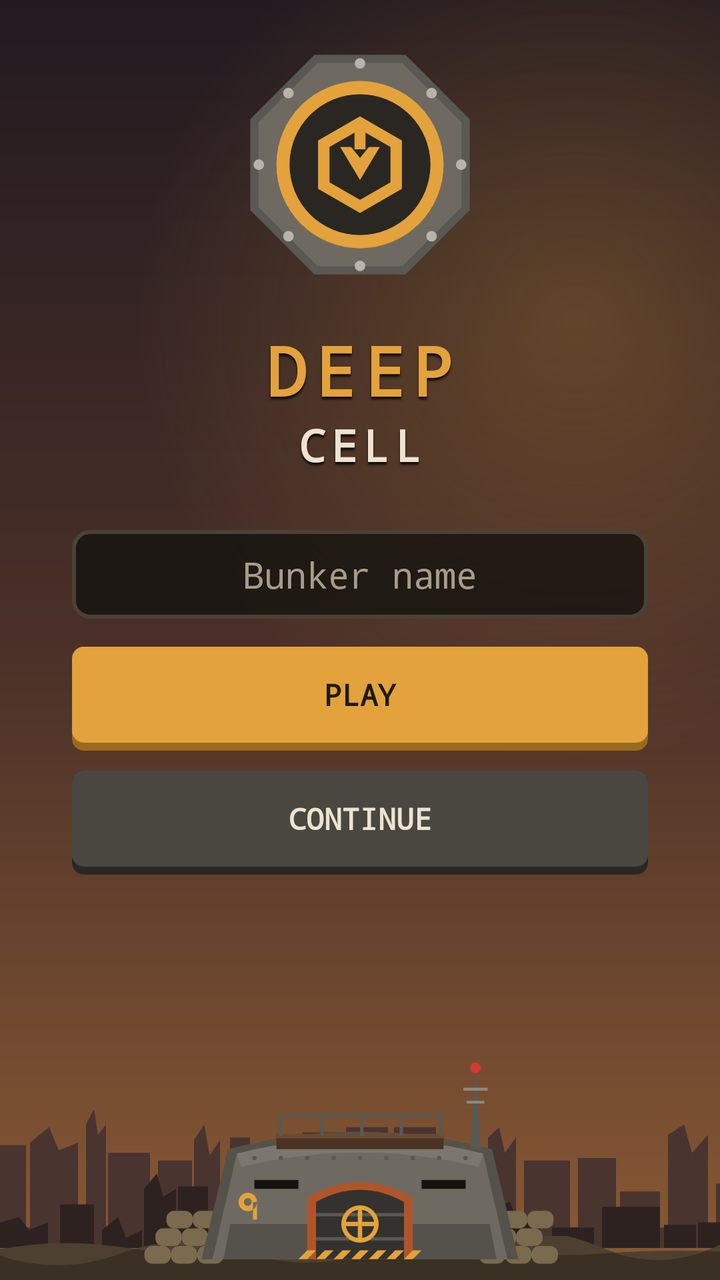
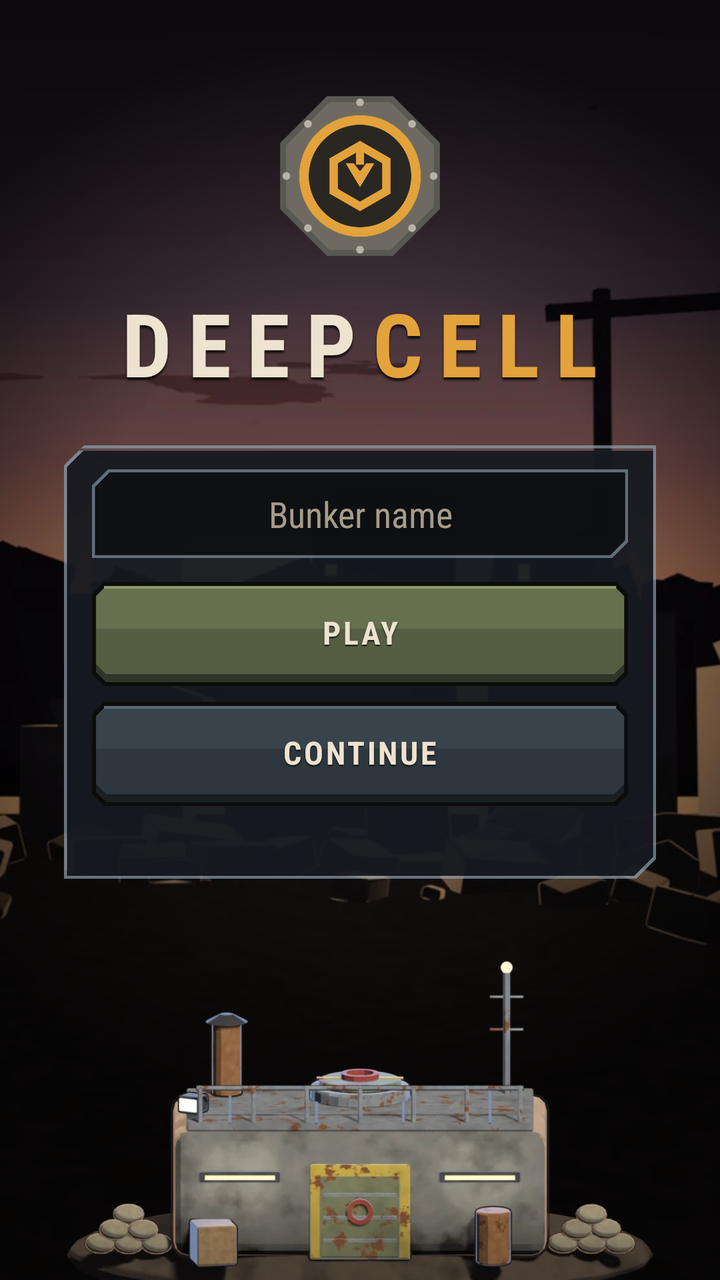

An Android layout rendered at two revisions. The XML below is the earlier revision; the diff shows what the commit changed to produce the second picture.
<!-- AndroidManifest.xml: application theme Theme.Deepcell -->
<!-- res/layout/activity_main.xml -->
<?xml version="1.0" encoding="utf-8"?>
<FrameLayout xmlns:android="http://schemas.android.com/apk/res/android"
    android:layout_width="match_parent"
    android:layout_height="match_parent"
    android:background="@drawable/bg_sky"
    android:fitsSystemWindows="true">

    
    <ImageView
        android:layout_width="match_parent"
        android:layout_height="90dp"
        android:layout_gravity="bottom"
        android:layout_marginBottom="16dp"
        android:importantForAccessibility="no"
        android:scaleType="fitXY"
        android:src="@drawable/bg_skyline" />

    <ImageView
        android:layout_width="match_parent"
        android:layout_height="22dp"
        android:layout_gravity="bottom"
        android:importantForAccessibility="no"
        android:scaleType="fitXY"
        android:src="@drawable/bg_ground_edge" />

    <ImageView
        android:layout_width="@dimen/bunker_width"
        android:layout_height="@dimen/bunker_height"
        android:layout_gravity="bottom|center_horizontal"
        android:layout_marginBottom="6dp"
        android:importantForAccessibility="no"
        android:src="@drawable/ic_bunker" />

    <LinearLayout
        android:layout_width="match_parent"
        android:layout_height="wrap_content"
        android:layout_gravity="center"
        android:layout_marginBottom="80dp"
        android:gravity="center_horizontal"
        android:orientation="vertical"
        android:paddingStart="36dp"
        android:paddingEnd="36dp">

        <ImageView
            android:id="@+id/logo"
            android:layout_width="132dp"
            android:layout_height="132dp"
            android:contentDescription="@string/app_name"
            android:src="@drawable/ic_logo" />

        <TextView
            style="@style/BunkerTitle"
            android:layout_width="wrap_content"
            android:layout_height="wrap_content"
            android:layout_marginTop="14dp"
            android:text="@string/title_line_1" />

        <TextView
            style="@style/BunkerTitle"
            android:layout_width="wrap_content"
            android:layout_height="wrap_content"
            android:text="@string/title_line_2"
            android:textColor="@color/text_main"
            android:textSize="22sp" />

        <EditText
            android:id="@+id/bunkerNameInput"
            android:layout_width="match_parent"
            android:layout_height="wrap_content"
            android:layout_marginTop="28dp"
            android:autofillHints="name"
            android:background="@drawable/bg_field"
            android:fontFamily="monospace"
            android:gravity="center"
            android:hint="@string/bunker_name_hint"
            android:inputType="textCapWords"
            android:maxLength="20"
            android:textColor="@color/text_main"
            android:textColorHint="@color/text_dim" />

        <Button
            android:id="@+id/playButton"
            android:layout_width="match_parent"
            android:layout_height="wrap_content"
            android:layout_marginTop="14dp"
            android:text="@string/play" />

        <Button
            android:id="@+id/continueButton"
            style="@style/BunkerButton.Dark"
            android:layout_width="match_parent"
            android:layout_height="wrap_content"
            android:layout_marginTop="10dp"
            android:text="@string/continue_game" />

        <TextView
            android:id="@+id/saveSummary"
            style="@style/BunkerSmall"
            android:layout_width="wrap_content"
            android:layout_height="wrap_content"
            android:layout_marginTop="10dp"
            android:fontFamily="monospace" />
    </LinearLayout>
</FrameLayout>
<!-- resources referenced by this layout -->
<resources>
  <dimen name="bunker_height">110dp</dimen>
  <dimen name="bunker_width">220dp</dimen>
  <!-- drawable bg_field (drawable) -->
  <?xml version="1.0" encoding="utf-8"?>
  <shape xmlns:android="http://schemas.android.com/apk/res/android" android:shape="rectangle">
      <solid android:color="#CC15130F" />
      <stroke android:width="2dp" android:color="@color/panel_line" />
      <corners android:radius="8dp" />
      <padding android:left="14dp" android:right="14dp" android:top="10dp" android:bottom="10dp" />
  </shape>
  <!-- drawable bg_ground_edge (drawable) -->
  <?xml version="1.0" encoding="utf-8"?>
  <vector xmlns:android="http://schemas.android.com/apk/res/android"
      android:width="360dp"
      android:height="20dp"
      android:viewportWidth="360"
      android:viewportHeight="20">
      <path android:fillColor="#FF3A3024" android:pathData="M0,6 Q30,1 60,5 T120,4 T180,6 T240,3 T300,5 T360,4 L360,20 L0,20 Z" />
      <path android:fillColor="#FF4E4030" android:pathData="M0,6 Q30,1 60,5 T120,4 T180,6 T240,3 T300,5 T360,4 L360,7 Q330,6 300,8 T240,6 T180,9 T120,7 T60,8 T0,9 Z" />
  </vector>
  <!-- drawable bg_sky (drawable) -->
  <?xml version="1.0" encoding="utf-8"?>
  <layer-list xmlns:android="http://schemas.android.com/apk/res/android">
      <item>
          <shape android:shape="rectangle">
              <gradient android:angle="270" android:startColor="@color/sky_top" android:centerColor="@color/sky_mid" android:endColor="@color/sky_bottom" />
          </shape>
      </item>
      <item>
          <shape android:shape="rectangle">
              <gradient android:type="radial" android:centerX="0.8" android:centerY="0.25" android:gradientRadius="220dp"
                  android:startColor="#40E3A23B" android:endColor="#00E3A23B" />
          </shape>
      </item>
  </layer-list>
  <!-- drawable bg_skyline (drawable) -->
  <?xml version="1.0" encoding="utf-8"?>
  <vector xmlns:android="http://schemas.android.com/apk/res/android"
      android:width="360dp"
      android:height="70dp"
      android:viewportWidth="360"
      android:viewportHeight="70">
      <path android:fillColor="#FF4A3430" android:pathData="M0,70 L0,62 L0,30 L13,30 L13,62 L15,62 L15,29 L24.6,23 L29.4,32 L39,29 L39,62 L43,62 L43,22 L47,16 L49,26 L53,22 L53,62 L54,62 L54,33 L75,33 L75,62 L79,62 L79,36 L96,36 L96,62 L97,62 L97,28 L102.2,22 L104.8,34 L110,28 L110,62 L115,62 L115,27 L125,27 L125,62 L126,62 L126,30 L134.8,28 L139.2,35 L148,30 L148,62 L151,62 L151,25 L170,25 L170,62 L173,62 L173,23 L194,23 L194,62 L197,62 L197,23 L218,23 L218,62 L219,62 L219,37 L228.6,34 L233.4,43 L243,37 L243,62 L244,62 L244,27 L249.6,23 L252.4,33 L258,27 L258,62 L262,62 L262,36 L285,36 L285,62 L289,62 L289,35 L308,35 L308,62 L310,62 L310,48 L330,48 L330,62 L334,62 L334,26 L342,22 L346,33 L354,26 L354,62 L358,62 L358,45 L360,45 L360,62 L360,70 Z" />
      <path android:fillColor="#FF2E2220" android:pathData="M0,70 L0,70 L0,60 L9.6,58 L14.4,63 L24,60 L24,70 L30,70 L30,53 L47,53 L47,70 L51,70 L51,63 L59,58 L63,66 L71,63 L71,70 L72,70 L72,47 L78.4,41 L81.6,50 L88,47 L88,70 L89,70 L89,46 L104,46 L104,63 L125,63 L125,70 L126,70 L126,51 L135.2,49 L139.8,58 L149,51 L149,70 L151,70 L151,61 L170,61 L170,70 L175,70 L175,53 L183,51 L187,60 L195,53 L195,49 L215,49 L215,70 L218,70 L218,50 L242,50 L242,70 L245,70 L245,55 L255,52 L260,63 L270,55 L270,70 L276,70 L276,62 L297,62 L297,70 L301,70 L301,54 L330,54 L330,70 L332,70 L332,61 L348,61 L348,70 L349,70 L349,60 L360,60 L360,70 L360,70 Z" />
  </vector>
  <!-- drawable ic_bunker: vector/xml drawable (drawable, 4736 chars, omitted) -->
  <style name="BunkerButton.Dark">
          <item name="android:background">@drawable/bg_button_dark</item>
          <item name="android:textColor">@color/text_main</item>
      </style>
  <style name="BunkerSmall">
          <item name="android:textColor">@color/text_dim</item>
          <item name="android:textSize">12sp</item>
      </style>
  <style name="BunkerTitle">
          <item name="android:textColor">@color/amber</item>
          <item name="android:textSize">34sp</item>
          <item name="android:textStyle">bold</item>
          <item name="android:fontFamily">monospace</item>
          <item name="android:letterSpacing">0.12</item>
          <item name="android:shadowColor">#CC000000</item>
          <item name="android:shadowDy">4</item>
          <item name="android:shadowRadius">2</item>
      </style>
  <style name="Theme.Deepcell" parent="Theme.AppCompat.NoActionBar">
          <item name="colorPrimary">@color/rust</item>
          <item name="colorPrimaryDark">@color/soot</item>
          <item name="colorAccent">@color/amber</item>
          <item name="colorControlNormal">@color/text_dim</item>
          <item name="android:windowBackground">@color/bunker_wall</item>
          <item name="android:textColorPrimary">@color/text_main</item>
          <item name="android:textColorSecondary">@color/text_dim</item>
          <item name="android:statusBarColor">@color/soot</item>
          <item name="buttonStyle">@style/BunkerButton</item>
      </style>
  <color name="panel_line">#FF4A4234</color>
  <color name="sky_top">#FF231A20</color>
  <color name="sky_mid">#FF4A3028</color>
  <color name="sky_bottom">#FF8A5A34</color>
  <!-- drawable bg_button_dark (drawable) -->
  <?xml version="1.0" encoding="utf-8"?>
  <selector xmlns:android="http://schemas.android.com/apk/res/android">
      <item android:state_enabled="false">
          <layer-list>
              <item android:top="0dp"><shape><solid android:color="#FF26241F" /><corners android:radius="6dp" /></shape></item>
              <item android:top="0dp" android:bottom="4dp"><shape><solid android:color="#FF34322E" /><corners android:radius="6dp" /></shape></item>
          </layer-list>
      </item>
      <item android:state_pressed="true">
          <layer-list>
              <item android:top="1dp"><shape><solid android:color="#FF2A2824" /><corners android:radius="6dp" /></shape></item>
              <item android:top="1dp" android:bottom="1dp"><shape><solid android:color="@color/steel_dark" /><corners android:radius="6dp" /></shape></item>
          </layer-list>
      </item>
      <item>
          <layer-list>
              <item android:top="0dp"><shape><solid android:color="#FF2A2824" /><corners android:radius="6dp" /></shape></item>
              <item android:top="0dp" android:bottom="4dp"><shape><solid android:color="#FF4A4741" /><corners android:radius="6dp" /></shape></item>
          </layer-list>
      </item>
  </selector>
  <color name="bunker_wall">#FF201D18</color>
  <style name="BunkerButton" parent="Widget.AppCompat.Button">
          <item name="android:background">@drawable/bg_button</item>
          <item name="android:textColor">@color/text_on_amber</item>
          <item name="android:textStyle">bold</item>
          <item name="android:fontFamily">monospace</item>
          <item name="android:textSize">15sp</item>
          <item name="android:minHeight">52dp</item>
          <item name="android:paddingBottom">4dp</item>
          <item name="android:stateListAnimator">@null</item>
      </style>
  <color name="steel_dark">#FF5A5852</color>
  <!-- drawable bg_button (drawable) -->
  <?xml version="1.0" encoding="utf-8"?>
  <selector xmlns:android="http://schemas.android.com/apk/res/android">
      <item android:state_enabled="false">
          <layer-list>
              <item android:top="0dp"><shape><solid android:color="#FF3E3C38" /><corners android:radius="6dp" /></shape></item>
              <item android:top="0dp" android:bottom="4dp"><shape><solid android:color="@color/steel_dark" /><corners android:radius="6dp" /></shape></item>
          </layer-list>
      </item>
      <item android:state_pressed="true">
          <layer-list>
              <item android:top="1dp"><shape><solid android:color="#FF6E4A14" /><corners android:radius="6dp" /></shape></item>
              <item android:top="1dp" android:bottom="1dp"><shape><solid android:color="@color/amber_dark" /><corners android:radius="6dp" /></shape></item>
          </layer-list>
      </item>
      <item>
          <layer-list>
              <item android:top="0dp"><shape><solid android:color="@color/amber_dark" /><corners android:radius="6dp" /></shape></item>
              <item android:top="0dp" android:bottom="4dp"><shape><solid android:color="@color/amber" /><corners android:radius="6dp" /></shape></item>
          </layer-list>
      </item>
  </selector>
  <color name="text_on_amber">#FF1E1A12</color>
  <color name="amber_dark">#FF9A6A1E</color>
  <!-- unchanged entries left out for length: 12 -->
</resources>

<!-- the commit's change to res/layout/activity_main.xml (unified diff, before → after) -->
@@ -2,103 +2,107 @@
 <FrameLayout xmlns:android="http://schemas.android.com/apk/res/android"
     android:layout_width="match_parent"
     android:layout_height="match_parent"
-    android:background="@drawable/bg_sky"
     android:fitsSystemWindows="true">
-
-    
-    <ImageView
-        android:layout_width="match_parent"
-        android:layout_height="90dp"
-        android:layout_gravity="bottom"
-        android:layout_marginBottom="16dp"
-        android:importantForAccessibility="no"
-        android:scaleType="fitXY"
-        android:src="@drawable/bg_skyline" />
 
     <ImageView
         android:layout_width="match_parent"
-        android:layout_height="22dp"
-        android:layout_gravity="bottom"
+        android:layout_height="match_parent"
         android:importantForAccessibility="no"
-        android:scaleType="fitXY"
-        android:src="@drawable/bg_ground_edge" />
+        android:scaleType="centerCrop"
+        android:src="@drawable/surface" />
+
+    <View
+        android:layout_width="match_parent"
+        android:layout_height="match_parent"
+        android:background="@drawable/bg_vignette" />
 
     <ImageView
-        android:layout_width="@dimen/bunker_width"
-        android:layout_height="@dimen/bunker_height"
+        android:layout_width="320dp"
+        android:layout_height="160dp"
         android:layout_gravity="bottom|center_horizontal"
-        android:layout_marginBottom="6dp"
         android:importantForAccessibility="no"
-        android:src="@drawable/ic_bunker" />
+        android:src="@drawable/bunker" />
 
     <LinearLayout
         android:layout_width="match_parent"
         android:layout_height="wrap_content"
-        android:layout_gravity="center"
-        android:layout_marginBottom="80dp"
+        android:layout_gravity="top"
+        android:layout_marginTop="40dp"
         android:gravity="center_horizontal"
         android:orientation="vertical"
-        android:paddingStart="36dp"
-        android:paddingEnd="36dp">
+        android:paddingStart="32dp"
+        android:paddingEnd="32dp">
 
         <ImageView
             android:id="@+id/logo"
-            android:layout_width="132dp"
-            android:layout_height="132dp"
+            android:layout_width="96dp"
+            android:layout_height="96dp"
             android:contentDescription="@string/app_name"
             android:src="@drawable/ic_logo" />
 
-        <TextView
-            style="@style/BunkerTitle"
+        <LinearLayout
             android:layout_width="wrap_content"
             android:layout_height="wrap_content"
-            android:layout_marginTop="14dp"
-            android:text="@string/title_line_1" />
+            android:layout_marginTop="6dp"
+            android:orientation="horizontal">
 
-        <TextView
-            style="@style/BunkerTitle"
-            android:layout_width="wrap_content"
-            android:layout_height="wrap_content"
-            android:text="@string/title_line_2"
-            android:textColor="@color/text_main"
-            android:textSize="22sp" />
+            <TextView
+                style="@style/BunkerTitle"
+                android:layout_width="wrap_content"
+                android:layout_height="wrap_content"
+                android:text="@string/title_line_1" />
 
-        <EditText
-            android:id="@+id/bunkerNameInput"
+            <TextView
+                style="@style/BunkerTitle"
+                android:layout_width="wrap_content"
+                android:layout_height="wrap_content"
+                android:text="@string/title_line_2"
+                android:textColor="@color/amber" />
+        </LinearLayout>
+
+        <LinearLayout
             android:layout_width="match_parent"
             android:layout_height="wrap_content"
-            android:layout_marginTop="28dp"
-            android:autofillHints="name"
-            android:background="@drawable/bg_field"
-            android:fontFamily="monospace"
-            android:gravity="center"
-            android:hint="@string/bunker_name_hint"
-            android:inputType="textCapWords"
-            android:maxLength="20"
-            android:textColor="@color/text_main"
-            android:textColorHint="@color/text_dim" />
+            android:layout_marginTop="22dp"
+            android:background="@drawable/np_panel"
+            android:orientation="vertical">
 
-        <Button
-            android:id="@+id/playButton"
-            android:layout_width="match_parent"
-            android:layout_height="wrap_content"
-            android:layout_marginTop="14dp"
-            android:text="@string/play" />
+            <EditText
+                android:id="@+id/bunkerNameInput"
+                android:layout_width="match_parent"
+                android:layout_height="wrap_content"
+                android:autofillHints="name"
+                android:background="@drawable/np_field"
+                android:fontFamily="sans-serif-condensed"
+                android:gravity="center"
+                android:hint="@string/bunker_name_hint"
+                android:inputType="textCapWords"
+                android:maxLength="20"
+                android:textColor="@color/text_main"
+                android:textColorHint="@color/text_dim" />
 
-        <Button
-            android:id="@+id/continueButton"
-            style="@style/BunkerButton.Dark"
-            android:layout_width="match_parent"
-            android:layout_height="wrap_content"
-            android:layout_marginTop="10dp"
-            android:text="@string/continue_game" />
+            <Button
+                android:id="@+id/playButton"
+                android:layout_width="match_parent"
+                android:layout_height="wrap_content"
+                android:layout_marginTop="12dp"
+                android:text="@string/play" />
 
-        <TextView
-            android:id="@+id/saveSummary"
-            style="@style/BunkerSmall"
-            android:layout_width="wrap_content"
-            android:layout_height="wrap_content"
-            android:layout_marginTop="10dp"
-            android:fontFamily="monospace" />
+            <Button
+                android:id="@+id/continueButton"
+                style="@style/BunkerButton.Dark"
+                android:layout_width="match_parent"
+                android:layout_height="wrap_content"
+                android:layout_marginTop="8dp"
+                android:text="@string/continue_game" />
+
+            <TextView
+                android:id="@+id/saveSummary"
+                style="@style/BunkerSmall"
+                android:layout_width="wrap_content"
+                android:layout_height="wrap_content"
+                android:layout_gravity="center_horizontal"
+                android:layout_marginTop="8dp" />
+        </LinearLayout>
     </LinearLayout>
 </FrameLayout>
<!-- resource entries referenced after the edit -->
@@ -1,65 +1,29 @@
 <!-- resources referenced by this layout -->
 <resources>
-  <dimen name="bunker_height">110dp</dimen>
-  <dimen name="bunker_width">220dp</dimen>
-  <!-- drawable bg_field (drawable) -->
+  <!-- drawable bg_vignette (drawable) -->
   <?xml version="1.0" encoding="utf-8"?>
-  <shape xmlns:android="http://schemas.android.com/apk/res/android" android:shape="rectangle">
-      <solid android:color="#CC15130F" />
-      <stroke android:width="2dp" android:color="@color/panel_line" />
-      <corners android:radius="8dp" />
-      <padding android:left="14dp" android:right="14dp" android:top="10dp" android:bottom="10dp" />
+  <shape xmlns:android="http://schemas.android.com/apk/res/android">
+      <gradient android:type="radial" android:gradientRadius="75%p" android:centerY="0.45"
+          android:startColor="#00000000" android:centerColor="#00000000" android:endColor="#B3000000" />
   </shape>
-  <!-- drawable bg_ground_edge (drawable) -->
-  <?xml version="1.0" encoding="utf-8"?>
-  <vector xmlns:android="http://schemas.android.com/apk/res/android"
-      android:width="360dp"
-      android:height="20dp"
-      android:viewportWidth="360"
-      android:viewportHeight="20">
-      <path android:fillColor="#FF3A3024" android:pathData="M0,6 Q30,1 60,5 T120,4 T180,6 T240,3 T300,5 T360,4 L360,20 L0,20 Z" />
-      <path android:fillColor="#FF4E4030" android:pathData="M0,6 Q30,1 60,5 T120,4 T180,6 T240,3 T300,5 T360,4 L360,7 Q330,6 300,8 T240,6 T180,9 T120,7 T60,8 T0,9 Z" />
-  </vector>
-  <!-- drawable bg_sky (drawable) -->
-  <?xml version="1.0" encoding="utf-8"?>
-  <layer-list xmlns:android="http://schemas.android.com/apk/res/android">
-      <item>
-          <shape android:shape="rectangle">
-              <gradient android:angle="270" android:startColor="@color/sky_top" android:centerColor="@color/sky_mid" android:endColor="@color/sky_bottom" />
-          </shape>
-      </item>
-      <item>
-          <shape android:shape="rectangle">
-              <gradient android:type="radial" android:centerX="0.8" android:centerY="0.25" android:gradientRadius="220dp"
-                  android:startColor="#40E3A23B" android:endColor="#00E3A23B" />
-          </shape>
-      </item>
-  </layer-list>
-  <!-- drawable bg_skyline (drawable) -->
-  <?xml version="1.0" encoding="utf-8"?>
-  <vector xmlns:android="http://schemas.android.com/apk/res/android"
-      android:width="360dp"
-      android:height="70dp"
-      android:viewportWidth="360"
-      android:viewportHeight="70">
-      <path android:fillColor="#FF4A3430" android:pathData="M0,70 L0,62 L0,30 L13,30 L13,62 L15,62 L15,29 L24.6,23 L29.4,32 L39,29 L39,62 L43,62 L43,22 L47,16 L49,26 L53,22 L53,62 L54,62 L54,33 L75,33 L75,62 L79,62 L79,36 L96,36 L96,62 L97,62 L97,28 L102.2,22 L104.8,34 L110,28 L110,62 L115,62 L115,27 L125,27 L125,62 L126,62 L126,30 L134.8,28 L139.2,35 L148,30 L148,62 L151,62 L151,25 L170,25 L170,62 L173,62 L173,23 L194,23 L194,62 L197,62 L197,23 L218,23 L218,62 L219,62 L219,37 L228.6,34 L233.4,43 L243,37 L243,62 L244,62 L244,27 L249.6,23 L252.4,33 L258,27 L258,62 L262,62 L262,36 L285,36 L285,62 L289,62 L289,35 L308,35 L308,62 L310,62 L310,48 L330,48 L330,62 L334,62 L334,26 L342,22 L346,33 L354,26 L354,62 L358,62 L358,45 L360,45 L360,62 L360,70 Z" />
-      <path android:fillColor="#FF2E2220" android:pathData="M0,70 L0,70 L0,60 L9.6,58 L14.4,63 L24,60 L24,70 L30,70 L30,53 L47,53 L47,70 L51,70 L51,63 L59,58 L63,66 L71,63 L71,70 L72,70 L72,47 L78.4,41 L81.6,50 L88,47 L88,70 L89,70 L89,46 L104,46 L104,63 L125,63 L125,70 L126,70 L126,51 L135.2,49 L139.8,58 L149,51 L149,70 L151,70 L151,61 L170,61 L170,70 L175,70 L175,53 L183,51 L187,60 L195,53 L195,49 L215,49 L215,70 L218,70 L218,50 L242,50 L242,70 L245,70 L245,55 L255,52 L260,63 L270,55 L270,70 L276,70 L276,62 L297,62 L297,70 L301,70 L301,54 L330,54 L330,70 L332,70 L332,61 L348,61 L348,70 L349,70 L349,60 L360,60 L360,70 L360,70 Z" />
-  </vector>
-  <!-- drawable ic_bunker: vector/xml drawable (drawable, 4736 chars, omitted) -->
+  <!-- drawable bunker: webp bitmap (drawable-nodpi, 26378 bytes) -->
+  <!-- drawable np_field: png bitmap (drawable-xxhdpi, 1218 bytes) -->
+  <!-- drawable np_panel: png bitmap (drawable-xxhdpi, 1741 bytes) -->
+  <!-- drawable surface: webp bitmap (drawable-nodpi, 34408 bytes) -->
   <style name="BunkerButton.Dark">
           <item name="android:background">@drawable/bg_button_dark</item>
-          <item name="android:textColor">@color/text_main</item>
       </style>
   <style name="BunkerSmall">
           <item name="android:textColor">@color/text_dim</item>
           <item name="android:textSize">12sp</item>
+          <item name="android:fontFamily">sans-serif-condensed</item>
       </style>
   <style name="BunkerTitle">
-          <item name="android:textColor">@color/amber</item>
-          <item name="android:textSize">34sp</item>
+          <item name="android:textColor">@color/text_main</item>
+          <item name="android:textSize">44sp</item>
           <item name="android:textStyle">bold</item>
-          <item name="android:fontFamily">monospace</item>
-          <item name="android:letterSpacing">0.12</item>
+          <item name="android:fontFamily">sans-serif-condensed</item>
+          <item name="android:letterSpacing">0.18</item>
           <item name="android:shadowColor">#CC000000</item>
           <item name="android:shadowDy">4</item>
           <item name="android:shadowRadius">2</item>
@@ -69,74 +33,46 @@
           <item name="colorPrimaryDark">@color/soot</item>
           <item name="colorAccent">@color/amber</item>
           <item name="colorControlNormal">@color/text_dim</item>
-          <item name="android:windowBackground">@color/bunker_wall</item>
+          <item name="android:windowBackground">@color/slate</item>
           <item name="android:textColorPrimary">@color/text_main</item>
           <item name="android:textColorSecondary">@color/text_dim</item>
-          <item name="android:statusBarColor">@color/soot</item>
+          <item name="android:statusBarColor">#FF0B0D10</item>
           <item name="buttonStyle">@style/BunkerButton</item>
       </style>
-  <color name="panel_line">#FF4A4234</color>
-  <color name="sky_top">#FF231A20</color>
-  <color name="sky_mid">#FF4A3028</color>
-  <color name="sky_bottom">#FF8A5A34</color>
   <!-- drawable bg_button_dark (drawable) -->
   <?xml version="1.0" encoding="utf-8"?>
   <selector xmlns:android="http://schemas.android.com/apk/res/android">
-      <item android:state_enabled="false">
-          <layer-list>
-              <item android:top="0dp"><shape><solid android:color="#FF26241F" /><corners android:radius="6dp" /></shape></item>
-              <item android:top="0dp" android:bottom="4dp"><shape><solid android:color="#FF34322E" /><corners android:radius="6dp" /></shape></item>
-          </layer-list>
-      </item>
-      <item android:state_pressed="true">
-          <layer-list>
-              <item android:top="1dp"><shape><solid android:color="#FF2A2824" /><corners android:radius="6dp" /></shape></item>
-              <item android:top="1dp" android:bottom="1dp"><shape><solid android:color="@color/steel_dark" /><corners android:radius="6dp" /></shape></item>
-          </layer-list>
-      </item>
-      <item>
-          <layer-list>
-              <item android:top="0dp"><shape><solid android:color="#FF2A2824" /><corners android:radius="6dp" /></shape></item>
-              <item android:top="0dp" android:bottom="4dp"><shape><solid android:color="#FF4A4741" /><corners android:radius="6dp" /></shape></item>
-          </layer-list>
-      </item>
+      <item android:state_enabled="false" android:drawable="@drawable/np_chip_off" />
+      <item android:state_pressed="true" android:drawable="@drawable/np_chip_dark_pressed" />
+      <item android:drawable="@drawable/np_chip_dark" />
   </selector>
-  <color name="bunker_wall">#FF201D18</color>
+  <color name="slate">#FF161B21</color>
   <style name="BunkerButton" parent="Widget.AppCompat.Button">
           <item name="android:background">@drawable/bg_button</item>
-          <item name="android:textColor">@color/text_on_amber</item>
+          <item name="android:textColor">@color/text_main</item>
           <item name="android:textStyle">bold</item>
-          <item name="android:fontFamily">monospace</item>
-          <item name="android:textSize">15sp</item>
+          <item name="android:fontFamily">sans-serif-condensed</item>
+          <item name="android:textSize">16sp</item>
+          <item name="android:textAllCaps">true</item>
+          <item name="android:letterSpacing">0.08</item>
+          <item name="android:shadowColor">#CC000000</item>
+          <item name="android:shadowDy">2</item>
+          <item name="android:shadowRadius">1</item>
           <item name="android:minHeight">52dp</item>
-          <item name="android:paddingBottom">4dp</item>
           <item name="android:stateListAnimator">@null</item>
       </style>
-  <color name="steel_dark">#FF5A5852</color>
+  <!-- drawable np_chip_off: png bitmap (drawable-xxhdpi, 1638 bytes) -->
+  <!-- drawable np_chip_dark_pressed: png bitmap (drawable-xxhdpi, 1706 bytes) -->
+  <!-- drawable np_chip_dark: png bitmap (drawable-xxhdpi, 1766 bytes) -->
   <!-- drawable bg_button (drawable) -->
   <?xml version="1.0" encoding="utf-8"?>
   <selector xmlns:android="http://schemas.android.com/apk/res/android">
-      <item android:state_enabled="false">
-          <layer-list>
-              <item android:top="0dp"><shape><solid android:color="#FF3E3C38" /><corners android:radius="6dp" /></shape></item>
-              <item android:top="0dp" android:bottom="4dp"><shape><solid android:color="@color/steel_dark" /><corners android:radius="6dp" /></shape></item>
-          </layer-list>
-      </item>
-      <item android:state_pressed="true">
-          <layer-list>
-              <item android:top="1dp"><shape><solid android:color="#FF6E4A14" /><corners android:radius="6dp" /></shape></item>
-              <item android:top="1dp" android:bottom="1dp"><shape><solid android:color="@color/amber_dark" /><corners android:radius="6dp" /></shape></item>
-          </layer-list>
-      </item>
-      <item>
-          <layer-list>
-              <item android:top="0dp"><shape><solid android:color="@color/amber_dark" /><corners android:radius="6dp" /></shape></item>
-              <item android:top="0dp" android:bottom="4dp"><shape><solid android:color="@color/amber" /><corners android:radius="6dp" /></shape></item>
-          </layer-list>
-      </item>
+      <item android:state_enabled="false" android:drawable="@drawable/np_chip_off" />
+      <item android:state_pressed="true" android:drawable="@drawable/np_chip_pressed" />
+      <item android:drawable="@drawable/np_chip" />
   </selector>
-  <color name="text_on_amber">#FF1E1A12</color>
-  <color name="amber_dark">#FF9A6A1E</color>
+  <!-- drawable np_chip_pressed: png bitmap (drawable-xxhdpi, 1782 bytes) -->
+  <!-- drawable np_chip: png bitmap (drawable-xxhdpi, 1892 bytes) -->
   <!-- unchanged entries left out for length: 12 -->
 </resources>
 
